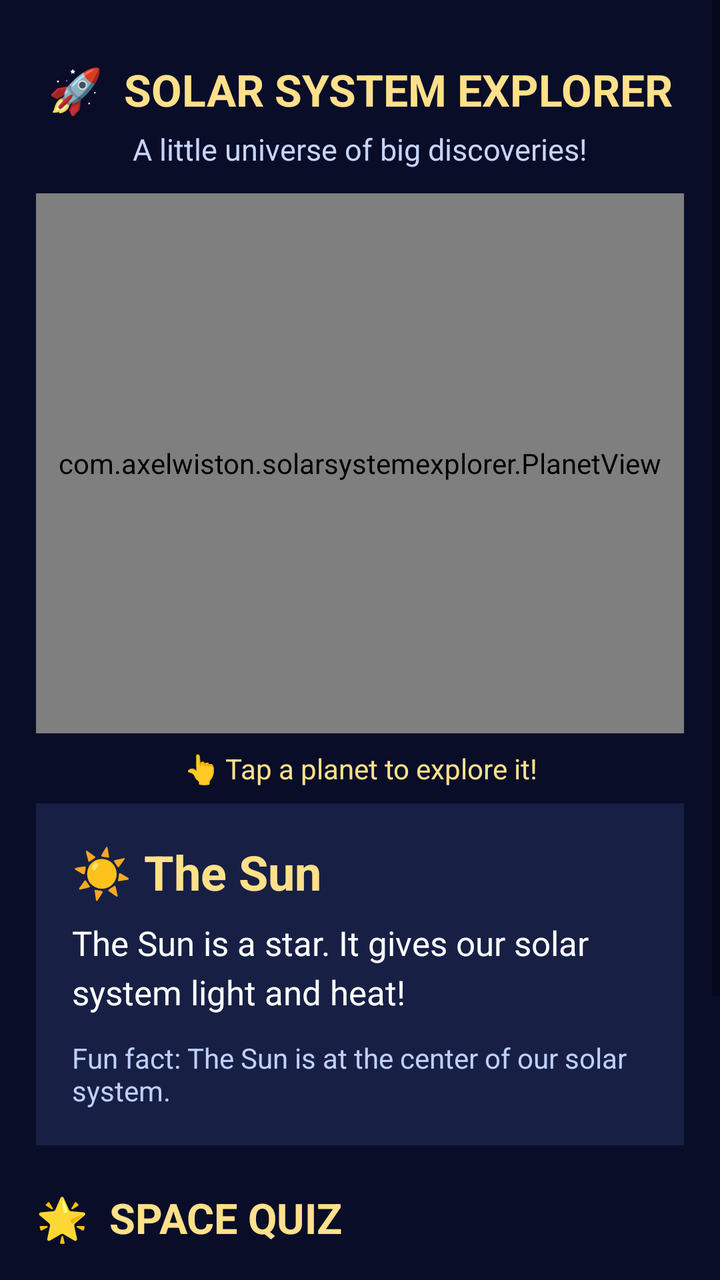
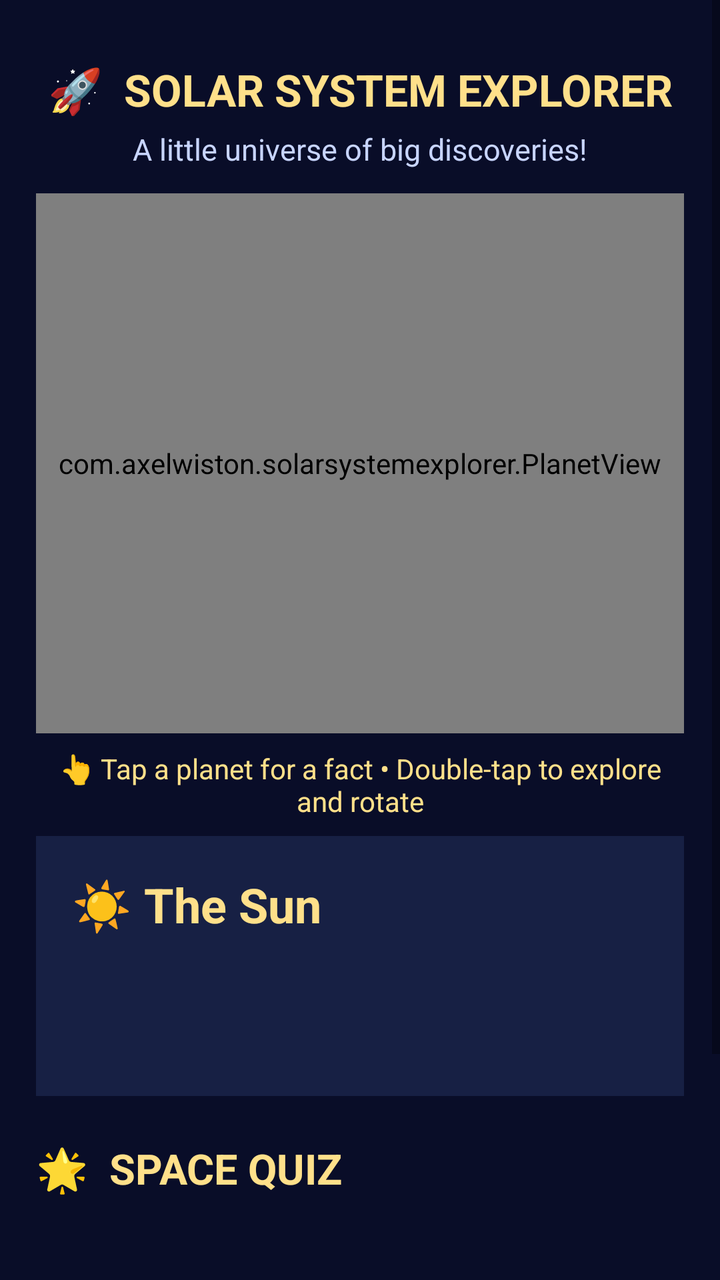

An Android layout rendered at two revisions. The XML below is the earlier revision; the diff shows what the commit changed to produce the second picture.
<!-- AndroidManifest.xml: application theme android:Theme.Material.Light.NoActionBar -->
<!-- res/layout/activity_main.xml -->
<ScrollView xmlns:android="http://schemas.android.com/apk/res/android"
    android:layout_width="match_parent"
    android:layout_height="match_parent"
    android:background="#090D28"
    android:fillViewport="true">
    <LinearLayout
        android:layout_width="match_parent"
        android:layout_height="wrap_content"
        android:orientation="vertical"
        android:padding="18dp">
        <TextView
            android:layout_width="match_parent"
            android:layout_height="wrap_content"
            android:text="🚀  SOLAR SYSTEM EXPLORER"
            android:textColor="#FFE08A"
            android:textSize="22sp"
            android:textStyle="bold"
            android:gravity="center"
            android:paddingTop="12dp"
            android:paddingBottom="5dp" />
        <TextView
            android:layout_width="match_parent"
            android:layout_height="wrap_content"
            android:text="A little universe of big discoveries!"
            android:textColor="#C8D5FF"
            android:textSize="15sp"
            android:gravity="center"
            android:paddingBottom="12dp" />
        <com.axelwiston.solarsystemexplorer.PlanetView
            android:id="@+id/planetView"
            android:layout_width="match_parent"
            android:layout_height="270dp" />
        <TextView
            android:id="@+id/hint"
            android:layout_width="match_parent"
            android:layout_height="wrap_content"
            android:text="👆 Tap a planet to explore it!"
            android:textColor="#FFE08A"
            android:textSize="14sp"
            android:gravity="center"
            android:padding="8dp" />
        <LinearLayout
            android:layout_width="match_parent"
            android:layout_height="wrap_content"
            android:orientation="vertical"
            android:background="#172044"
            android:padding="18dp">
            <TextView
                android:id="@+id/planetName"
                android:layout_width="match_parent"
                android:layout_height="wrap_content"
                android:text="☀️ The Sun"
                android:textColor="#FFE08A"
                android:textSize="24sp"
                android:textStyle="bold" />
            <TextView
                android:id="@+id/planetFact"
                android:layout_width="match_parent"
                android:layout_height="wrap_content"
                android:text="The Sun is a star. It gives our solar system light and heat!"
                android:textColor="#FFFFFF"
                android:textSize="17sp"
                android:lineSpacingExtra="5dp"
                android:paddingTop="8dp"
                android:paddingBottom="12dp" />
            <TextView
                android:id="@+id/planetExtra"
                android:layout_width="match_parent"
                android:layout_height="wrap_content"
                android:text="Fun fact: The Sun is at the center of our solar system."
                android:textColor="#BFD0FF"
                android:textSize="14sp" />
        </LinearLayout>
        <TextView
            android:layout_width="match_parent"
            android:layout_height="wrap_content"
            android:text="🌟  SPACE QUIZ"
            android:textColor="#FFE08A"
            android:textSize="21sp"
            android:textStyle="bold"
            android:paddingTop="22dp"
            android:paddingBottom="8dp" />
        <TextView
            android:id="@+id/quizQuestion"
            android:layout_width="match_parent"
            android:layout_height="wrap_content"
            android:text="Which planet is known as the Red Planet?"
            android:textColor="#FFFFFF"
            android:textSize="18sp"
            android:padding="8dp" />
        <LinearLayout
            android:id="@+id/answers"
            android:layout_width="match_parent"
            android:layout_height="wrap_content"
            android:orientation="vertical" />
        <TextView
            android:id="@+id/quizFeedback"
            android:layout_width="match_parent"
            android:layout_height="wrap_content"
            android:text="Choose an answer to begin!"
            android:textColor="#FFE08A"
            android:textSize="15sp"
            android:padding="10dp" />
        <Button
            android:id="@+id/nextQuestion"
            android:layout_width="match_parent"
            android:layout_height="wrap_content"
            android:text="Next question ➜"
            android:backgroundTint="#FFCA5C"
            android:textColor="#182044"
            android:layout_marginBottom="24dp" />
    </LinearLayout>
</ScrollView>
<!-- resources referenced by this layout -->
<resources>

</resources>

<!-- the commit's change to res/layout/activity_main.xml (unified diff, before → after) -->
@@ -1,113 +1,189 @@
-<ScrollView xmlns:android="http://schemas.android.com/apk/res/android"
+<FrameLayout xmlns:android="http://schemas.android.com/apk/res/android"
     android:layout_width="match_parent"
     android:layout_height="match_parent"
-    android:background="#090D28"
-    android:fillViewport="true">
-    <LinearLayout
+    android:background="#090D28">
+
+    <ScrollView
+        android:id="@+id/homeScreen"
         android:layout_width="match_parent"
-        android:layout_height="wrap_content"
-        android:orientation="vertical"
-        android:padding="18dp">
-        <TextView
-            android:layout_width="match_parent"
-            android:layout_height="wrap_content"
-            android:text="🚀  SOLAR SYSTEM EXPLORER"
-            android:textColor="#FFE08A"
-            android:textSize="22sp"
-            android:textStyle="bold"
-            android:gravity="center"
-            android:paddingTop="12dp"
-            android:paddingBottom="5dp" />
-        <TextView
-            android:layout_width="match_parent"
-            android:layout_height="wrap_content"
-            android:text="A little universe of big discoveries!"
-            android:textColor="#C8D5FF"
-            android:textSize="15sp"
-            android:gravity="center"
-            android:paddingBottom="12dp" />
-        <com.axelwiston.solarsystemexplorer.PlanetView
-            android:id="@+id/planetView"
-            android:layout_width="match_parent"
-            android:layout_height="270dp" />
-        <TextView
-            android:id="@+id/hint"
-            android:layout_width="match_parent"
-            android:layout_height="wrap_content"
-            android:text="👆 Tap a planet to explore it!"
-            android:textColor="#FFE08A"
-            android:textSize="14sp"
-            android:gravity="center"
-            android:padding="8dp" />
+        android:layout_height="match_parent"
+        android:fillViewport="true">
         <LinearLayout
             android:layout_width="match_parent"
             android:layout_height="wrap_content"
             android:orientation="vertical"
-            android:background="#172044"
             android:padding="18dp">
             <TextView
-                android:id="@+id/planetName"
                 android:layout_width="match_parent"
                 android:layout_height="wrap_content"
-                android:text="☀️ The Sun"
+                android:text="🚀  SOLAR SYSTEM EXPLORER"
                 android:textColor="#FFE08A"
-                android:textSize="24sp"
+                android:textSize="22sp"
+                android:textStyle="bold"
+                android:gravity="center"
+                android:paddingTop="12dp"
+                android:paddingBottom="5dp" />
+            <TextView
+                android:layout_width="match_parent"
+                android:layout_height="wrap_content"
+                android:text="A little universe of big discoveries!"
+                android:textColor="#C8D5FF"
+                android:textSize="15sp"
+                android:gravity="center"
+                android:paddingBottom="12dp" />
+            <com.axelwiston.solarsystemexplorer.PlanetView
+                android:id="@+id/planetView"
+                android:layout_width="match_parent"
+                android:layout_height="270dp" />
+            <TextView
+                android:layout_width="match_parent"
+                android:layout_height="wrap_content"
+                android:text="👆 Tap a planet for a fact • Double-tap to explore and rotate"
+                android:textColor="#FFE08A"
+                android:textSize="14sp"
+                android:gravity="center"
+                android:padding="8dp" />
+            <LinearLayout
+                android:layout_width="match_parent"
+                android:layout_height="wrap_content"
+                android:orientation="vertical"
+                android:background="#172044"
+                android:padding="18dp">
+                <TextView
+                    android:id="@+id/planetName"
+                    android:layout_width="match_parent"
+                    android:layout_height="wrap_content"
+                    android:text="☀️ The Sun"
+                    android:textColor="#FFE08A"
+                    android:textSize="24sp"
+                    android:textStyle="bold" />
+                <TextView
+                    android:id="@+id/planetFact"
+                    android:layout_width="match_parent"
+                    android:layout_height="wrap_content"
+                    android:textColor="#FFFFFF"
+                    android:textSize="17sp"
+                    android:lineSpacingExtra="5dp"
+                    android:paddingTop="8dp"
+                    android:paddingBottom="12dp" />
+                <TextView
+                    android:id="@+id/planetExtra"
+                    android:layout_width="match_parent"
+                    android:layout_height="wrap_content"
+                    android:textColor="#BFD0FF"
+                    android:textSize="14sp" />
+            </LinearLayout>
+            <TextView
+                android:layout_width="match_parent"
+                android:layout_height="wrap_content"
+                android:text="🌟  SPACE QUIZ"
+                android:textColor="#FFE08A"
+                android:textSize="21sp"
+                android:textStyle="bold"
+                android:paddingTop="22dp"
+                android:paddingBottom="8dp" />
+            <TextView
+                android:id="@+id/quizQuestion"
+                android:layout_width="match_parent"
+                android:layout_height="wrap_content"
+                android:textColor="#FFFFFF"
+                android:textSize="18sp"
+                android:padding="8dp" />
+            <LinearLayout
+                android:id="@+id/answers"
+                android:layout_width="match_parent"
+                android:layout_height="wrap_content"
+                android:orientation="vertical" />
+            <TextView
+                android:id="@+id/quizFeedback"
+                android:layout_width="match_parent"
+                android:layout_height="wrap_content"
+                android:textColor="#FFE08A"
+                android:textSize="15sp"
+                android:padding="10dp" />
+            <Button
+                android:id="@+id/nextQuestion"
+                android:layout_width="match_parent"
+                android:layout_height="wrap_content"
+                android:text="Next question ➜"
+                android:backgroundTint="#FFCA5C"
+                android:textColor="#182044"
+                android:layout_marginBottom="24dp" />
+        </LinearLayout>
+    </ScrollView>
+
+    <LinearLayout
+        android:id="@+id/detailScreen"
+        android:layout_width="match_parent"
+        android:layout_height="match_parent"
+        android:orientation="vertical"
+        android:background="#090D28"
+        android:visibility="gone">
+        <FrameLayout
+            android:layout_width="match_parent"
+            android:layout_height="0dp"
+            android:layout_weight="1">
+            <com.axelwiston.solarsystemexplorer.PlanetView
+                android:id="@+id/detailPlanetView"
+                android:layout_width="match_parent"
+                android:layout_height="match_parent" />
+            <TextView
+                android:id="@+id/detailTitle"
+                android:layout_width="wrap_content"
+                android:layout_height="wrap_content"
+                android:layout_gravity="top|center_horizontal"
+                android:padding="16dp"
+                android:textColor="#FFE08A"
+                android:textSize="25sp"
                 android:textStyle="bold" />
             <TextView
-                android:id="@+id/planetFact"
+                android:id="@+id/closeDetail"
+                android:layout_width="48dp"
+                android:layout_height="48dp"
+                android:layout_gravity="top|end"
+                android:gravity="center"
+                android:text="×"
+                android:textColor="#FFFFFF"
+                android:textSize="36sp"
+                android:background="#55334466"
+                android:clickable="true"
+                android:focusable="true"
+                android:contentDescription="Close planet details" />
+        </FrameLayout>
+        <ScrollView
+            android:layout_width="match_parent"
+            android:layout_height="wrap_content"
+            android:fillViewport="false"
+            android:background="#172044">
+            <LinearLayout
                 android:layout_width="match_parent"
                 android:layout_height="wrap_content"
-                android:text="The Sun is a star. It gives our solar system light and heat!"
-                android:textColor="#FFFFFF"
-                android:textSize="17sp"
-                android:lineSpacingExtra="5dp"
-                android:paddingTop="8dp"
-                android:paddingBottom="12dp" />
-            <TextView
-                android:id="@+id/planetExtra"
-                android:layout_width="match_parent"
-                android:layout_height="wrap_content"
-                android:text="Fun fact: The Sun is at the center of our solar system."
-                android:textColor="#BFD0FF"
-                android:textSize="14sp" />
-        </LinearLayout>
-        <TextView
-            android:layout_width="match_parent"
-            android:layout_height="wrap_content"
-            android:text="🌟  SPACE QUIZ"
-            android:textColor="#FFE08A"
-            android:textSize="21sp"
-            android:textStyle="bold"
-            android:paddingTop="22dp"
-            android:paddingBottom="8dp" />
-        <TextView
-            android:id="@+id/quizQuestion"
-            android:layout_width="match_parent"
-            android:layout_height="wrap_content"
-            android:text="Which planet is known as the Red Planet?"
-            android:textColor="#FFFFFF"
-            android:textSize="18sp"
-            android:padding="8dp" />
-        <LinearLayout
-            android:id="@+id/answers"
-            android:layout_width="match_parent"
-            android:layout_height="wrap_content"
-            android:orientation="vertical" />
-        <TextView
-            android:id="@+id/quizFeedback"
-            android:layout_width="match_parent"
-            android:layout_height="wrap_content"
-            android:text="Choose an answer to begin!"
-            android:textColor="#FFE08A"
-            android:textSize="15sp"
-            android:padding="10dp" />
-        <Button
-            android:id="@+id/nextQuestion"
-            android:layout_width="match_parent"
-            android:layout_height="wrap_content"
-            android:text="Next question ➜"
-            android:backgroundTint="#FFCA5C"
-            android:textColor="#182044"
-            android:layout_marginBottom="24dp" />
+                android:orientation="vertical"
+                android:padding="20dp">
+                <TextView
+                    android:id="@+id/detailDescription"
+                    android:layout_width="match_parent"
+                    android:layout_height="wrap_content"
+                    android:textColor="#FFFFFF"
+                    android:textSize="17sp"
+                    android:lineSpacingExtra="5dp" />
+                <TextView
+                    android:id="@+id/detailFunFact"
+                    android:layout_width="match_parent"
+                    android:layout_height="wrap_content"
+                    android:paddingTop="12dp"
+                    android:textColor="#FFE08A"
+                    android:textSize="15sp" />
+                <TextView
+                    android:id="@+id/detailDiscovery"
+                    android:layout_width="match_parent"
+                    android:layout_height="wrap_content"
+                    android:paddingTop="16dp"
+                    android:paddingBottom="8dp"
+                    android:textColor="#BFD0FF"
+                    android:textSize="15sp"
+                    android:lineSpacingExtra="5dp" />
+            </LinearLayout>
+        </ScrollView>
     </LinearLayout>
-</ScrollView>
+</FrameLayout>
